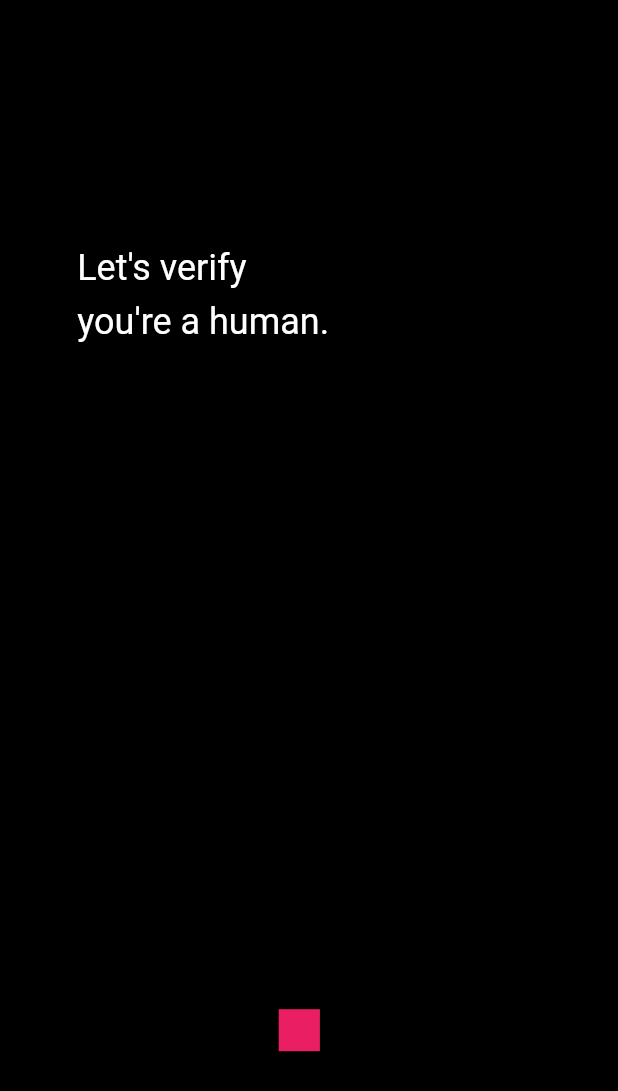
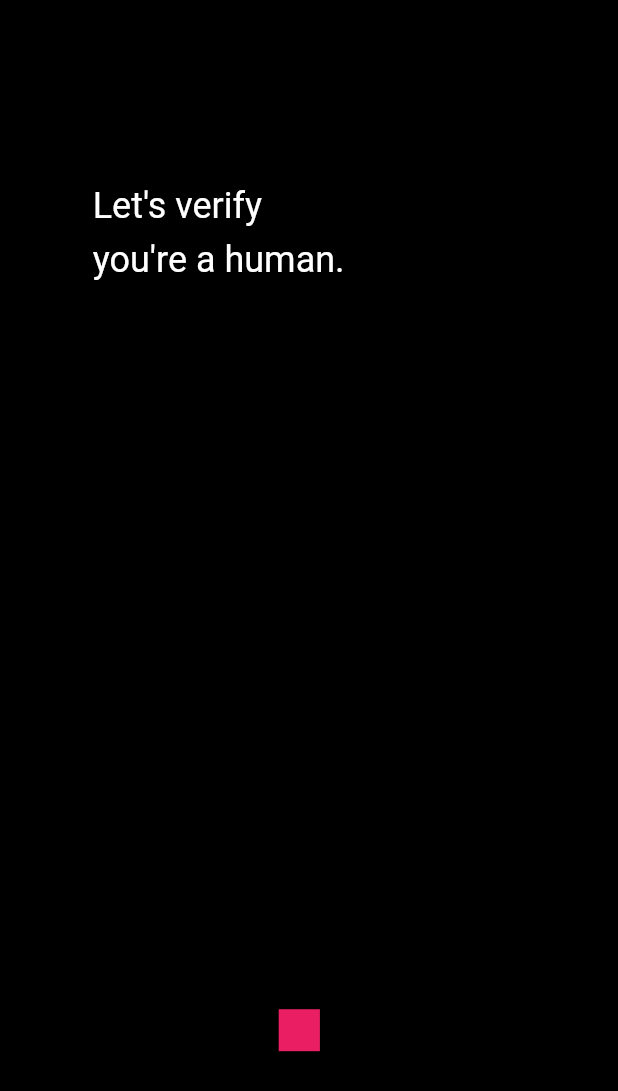
Before and after one commit to eighty4/todai, a Flutter app: the screen it shows after launch, on a phone screen of 412 x 824 dp. Shown: the top 1091 px of the screen. Run offline on Flutter 3.47's test engine with Material 2 defaults, Android fonts, the phone set to English and light mode, and no system bars; our stand-ins replace flutter_svg, shared_preferences.

Commit message:
tweak splash screen intro animations

```diff
--- a/lib/splash_screen/boxes.dart
+++ b/lib/splash_screen/boxes.dart
@@ -10,7 +10,8 @@ class BoxesGrid {
   BoxesGrid({required this.boxSize, required this.rows, required this.columns});
 
   factory BoxesGrid.forDimensions(TodaiDimensions dimensions) {
-    const columns = 15;
+    const idealHeight = 26;
+    final columns = (dimensions.screenSize.width / idealHeight).floor();
     final width = dimensions.screenSize.width / columns;
     final rows = ((dimensions.screenSize.height) / width).floor();
     final height = ((dimensions.screenSize.height) / rows).ceilToDouble();
--- a/lib/splash_screen/step2.dart
+++ b/lib/splash_screen/step2.dart
@@ -1,7 +1,6 @@
 import 'dart:math';
 
 import 'package:flutter/material.dart';
-
 import 'package:todai/dimensions.dart';
 import 'package:todai/splash_screen/boxes.dart';
 
@@ -24,40 +23,42 @@ class IntroStep2 extends StatefulWidget {
 }
 
 class _IntroStep2State extends State<IntroStep2> {
+  static const duration = Duration(milliseconds: 500);
   int counter = 0;
-  bool renderTappable = false;
+  bool renderBox = false;
+  bool renderButton = false;
+  bool hideTopText = false;
+  bool showBottomText = false;
 
   @override
   void initState() {
     super.initState();
-    queueRender();
-  }
-
-  void queueRender() {
-    Future.delayed(const Duration(seconds: 1), () {
-      setState(() => renderTappable = true);
+    Future.delayed(duration * 1.5, () {
+      setState(() => renderBox = true);
     });
   }
 
   @override
   Widget build(BuildContext context) {
-    final top = .2 * widget.dimensions.screenSize.height;
-    final left = .125 * widget.dimensions.screenSize.width;
+    final top = .15 * widget.dimensions.screenSize.height;
+    final left = .15 * widget.dimensions.screenSize.width;
     return Padding(
       padding: EdgeInsets.only(top: widget.dimensions.devicePadding.top),
       child: Stack(children: <Widget>[
         Positioned(
           top: top,
           left: left,
-          child: verifiedNotRobot()
-              ? const MultiLineText(text: ["Okay, you *seem* human."])
-              : const MultiLineText(text: ["Let's verify", "you're a human."]),
-        ),
-        if (counter > 0)
-          Positioned(
-            top: top + 84,
-            left: left,
-            child: MultiLineText(
+          child:
+              Column(crossAxisAlignment: CrossAxisAlignment.start, children: [
+            AnimatedOpacity(
+              curve: Curves.easeIn,
+              duration: duration,
+              opacity: hideTopText && verifiedNotRobot() ? 0 : 1,
+              child: const MultiLineText(
+                  text: ["Let's verify", "you're a human."]),
+            ),
+            const SizedBox(height: 20),
+            MultiLineText(
               text: List.generate(counter, (i) => verified[i]),
               rowBuilder: (text) => Row(
                 children: [
@@ -68,12 +69,22 @@ class _IntroStep2State extends State<IntroStep2> {
                 ],
               ),
             ),
-          ),
-        if (renderTappable && !verifiedNotRobot()) buildBox(),
-        if (renderTappable && verifiedNotRobot())
-          Positioned(
-              bottom: .15 * widget.dimensions.screenSize.height,
-              left: left,
+            const SizedBox(height: 20),
+            AnimatedOpacity(
+              curve: Curves.easeIn,
+              duration: duration,
+              opacity: showBottomText && verifiedNotRobot() ? 1 : 0,
+              child: const MultiLineText(text: ["Okay, you *seem* human."]),
+            )
+          ]),
+        ),
+        Positioned(
+            bottom: .15 * widget.dimensions.screenSize.height,
+            left: left,
+            child: AnimatedOpacity(
+              curve: Curves.ease,
+              duration: duration * 2,
+              opacity: renderButton && verifiedNotRobot() ? 1 : 0,
               child: GestureDetector(
                   onTap: widget.onFinished,
                   child: Container(
@@ -83,7 +94,9 @@ class _IntroStep2State extends State<IntroStep2> {
                       child: const Center(
                           child: Text('Continue',
                               style: TextStyle(
-                                  color: Colors.white, fontSize: 24)))))),
+                                  color: Colors.white, fontSize: 24))))),
+            )),
+        if (renderBox && !verifiedNotRobot()) buildBox(),
       ]),
     );
   }
@@ -95,10 +108,15 @@ class _IntroStep2State extends State<IntroStep2> {
   onWhacked() {
     setState(() {
       counter++;
-      renderTappable = false;
+      renderBox = false;
     });
-    Future.delayed(const Duration(milliseconds: 500),
-        () => setState(() => renderTappable = true));
+    if (verifiedNotRobot()) {
+      Future.delayed(duration, () => setState(() => hideTopText = true));
+      Future.delayed(duration * 2, () => setState(() => showBottomText = true));
+      Future.delayed(duration * 4, () => setState(() => renderButton = true));
+    } else {
+      Future.delayed(duration, () => setState(() => renderBox = true));
+    }
   }
 
   Widget buildBox() {
@@ -109,8 +127,8 @@ class _IntroStep2State extends State<IntroStep2> {
         Random().nextInt((widget.dimensions.screenSize.width * .7).floor()) +
             (widget.dimensions.screenSize.width * .15);
     return WhackchaBox(
-        top: top.toDouble(),
-        left: left.toDouble(),
+        top: top,
+        left: left,
         size: BoxesGrid.forDimensions(widget.dimensions).boxSize,
         onWhacked: onWhacked);
   }
```
Also changed, not shown: lib/splash_screen/step1.dart (+32 -25 lines), lib/splash_screen/step3.dart (+8 -4 lines).
